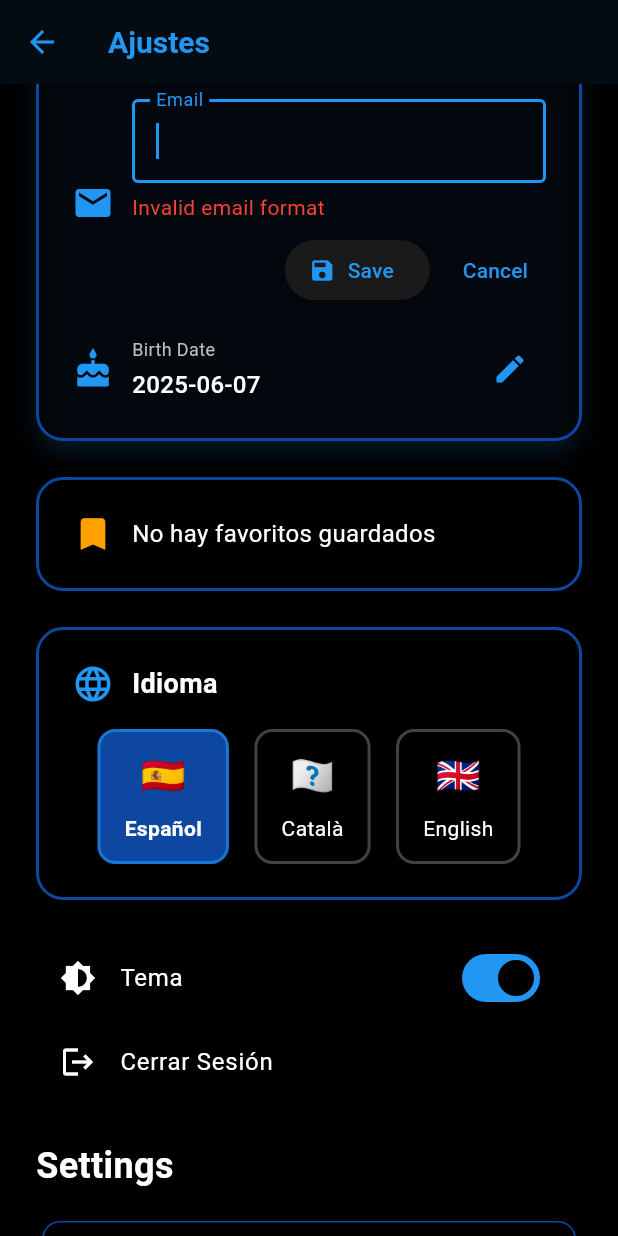
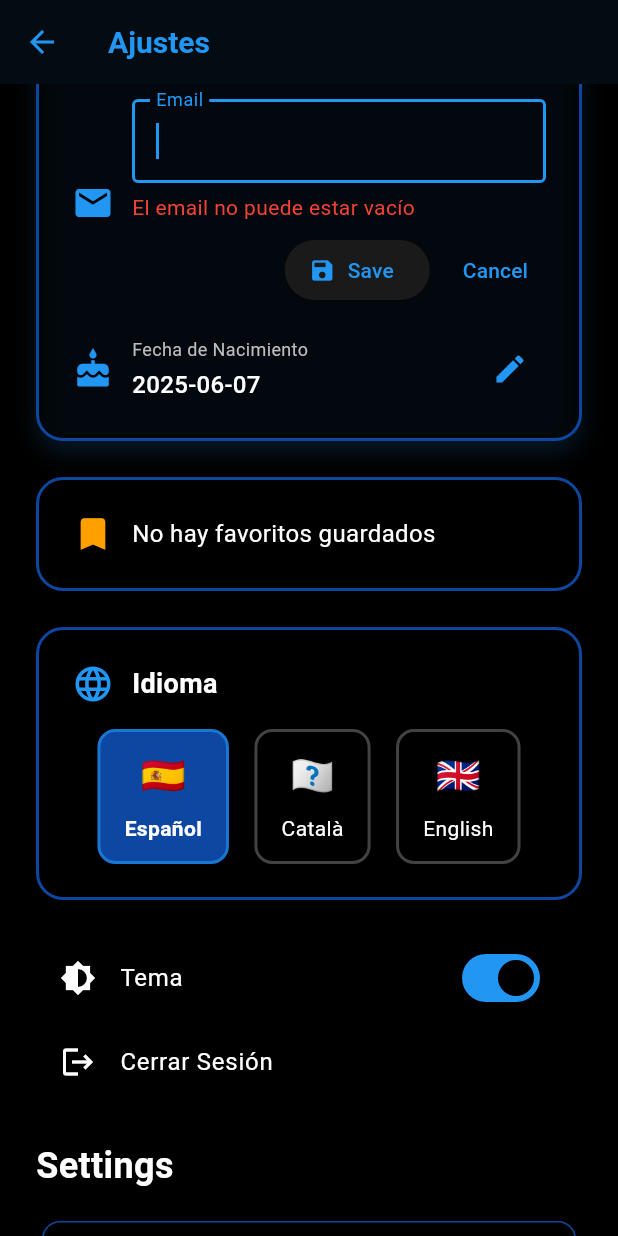
Before and after one commit to Djove73/Projecte2025-Chats, a Flutter app: the SettingsView screen opened directly with empty values, scrolled down 104 dp, after a tap on the "edit" icon, after a tap on "Save", on a phone screen of 412 x 824 dp. Run offline on Flutter 3.47's test engine with Material 3 defaults, Android fonts, the phone set to English and light mode, and no system bars; missing offline and left inert: mongo_dart; accounts and stored records are empty.

Commit message:
Fix: Fixed birth date update and improved data update process

```diff
--- a/lib/views/settings_view.dart
+++ b/lib/views/settings_view.dart
@@ -70,27 +70,40 @@ class _SettingsViewState extends State<SettingsView> {
   bool _validateFields() {
     final name = _nameController.text.trim();
     final email = _emailController.text.trim();
-    if (_editingField == 'name' && name.isEmpty) {
-      setState(() => _error = 'Name cannot be empty');
+
+    // Clear previous error
+    setState(() => _error = null);
+
+    // Validate based on the field being edited
+    switch (_editingField) {
+      case 'name':
+        if (name.isEmpty) {
+          setState(() => _error = 'El nombre no puede estar vacío');
           return false;
         }
-    final emailRegex = RegExp(r'^[^@\s]+@[^@\s]+\.[^@\s]+$');
-    if (_editingField == 'email' && !emailRegex.hasMatch(email)) {
-      setState(() => _error = 'Invalid email format');
+        break;
+      case 'email':
+        if (email.isEmpty) {
+          setState(() => _error = 'El email no puede estar vacío');
           return false;
         }
-    if (_editingField == 'birthDate' && _birthDate == null) {
-      setState(() => _error = 'Birth date is required');
+        if (!email.contains('@') || !email.contains('.')) {
+          setState(() => _error = 'Formato de email inválido');
           return false;
         }
-    if (_editingField == 'birthDate') {
+        break;
+      case 'birthDate':
+        if (_birthDate == null) {
+          setState(() => _error = 'La fecha de nacimiento es requerida');
+          return false;
+        }
         final minDate = DateTime.now().subtract(const Duration(days: 365 * 13));
         if (_birthDate!.isAfter(minDate)) {
-        setState(() => _error = 'You must be at least 13 years old');
+          setState(() => _error = 'Debes tener al menos 13 años');
           return false;
         }
+        break;
     }
-    setState(() => _error = null);
     return true;
   }
 
@@ -110,34 +123,77 @@ class _SettingsViewState extends State<SettingsView> {
 
   Future<void> _saveProfile() async {
     if (_user == null) return;
+
+    try {
       if (!_validateFields()) return;
+
       setState(() => _saving = true);
       final name = _nameController.text.trim();
       final email = _emailController.text.trim();
+      final currentEditingField = _editingField; // Guardamos el campo que se está editando
+
       final success = await _authService.updateUser(
         _user!.email,
-      name: _editingField == 'name' ? name : null,
-      newEmail: _editingField == 'email' ? email : null,
-      birthDate: _editingField == 'birthDate' ? _birthDate : null,
+        name: currentEditingField == 'name' ? name : null,
+        newEmail: currentEditingField == 'email' ? email : null,
+        birthDate: currentEditingField == 'birthDate' ? _birthDate : null,
       );
-    setState(() => _saving = false);
+
       if (success) {
-      ScaffoldMessenger.of(context).showSnackBar(
-        const SnackBar(content: Text('Profile updated!')),
-      );
+        // Update local user data
         setState(() {
           _user = User(
-          email: _editingField == 'email' ? email : _user!.email,
+            email: currentEditingField == 'email' ? email : _user!.email,
             password: _user!.password,
-          name: _editingField == 'name' ? name : _user!.name,
-          birthDate: _editingField == 'birthDate' ? _birthDate! : _user!.birthDate,
+            name: currentEditingField == 'name' ? name : _user!.name,
+            birthDate: currentEditingField == 'birthDate' ? _birthDate! : _user!.birthDate,
             acceptedTerms: _user!.acceptedTerms,
           );
           _editingField = null;
         });
+
+        // Show success message
+        String message = 'Datos actualizados: ';
+        if (currentEditingField == 'name') {
+          message += 'Nombre cambiado a $name';
+        } else if (currentEditingField == 'email') {
+          message += 'Email cambiado a $email';
+        } else if (currentEditingField == 'birthDate') {
+          message += 'Fecha de nacimiento cambiada a ${_birthDate!.year}-${_birthDate!.month.toString().padLeft(2, '0')}-${_birthDate!.day.toString().padLeft(2, '0')}';
+        }
+
+        if (mounted) {
+          ScaffoldMessenger.of(context).showSnackBar(
+            SnackBar(
+              content: Text(message),
+              backgroundColor: Colors.green,
+              duration: const Duration(seconds: 2),
+            ),
+          );
+        }
       } else {
+        if (mounted) {
           ScaffoldMessenger.of(context).showSnackBar(
-        const SnackBar(content: Text('Failed to update profile')),);
+            const SnackBar(
+              content: Text('No se pudieron actualizar los datos'),
+              backgroundColor: Colors.red,
+            ),
+          );
+        }
+      }
+    } catch (e) {
+      if (mounted) {
+        ScaffoldMessenger.of(context).showSnackBar(
+          SnackBar(
+            content: Text('Error: ${e.toString()}'),
+            backgroundColor: Colors.red,
+          ),
+        );
+      }
+    } finally {
+      if (mounted) {
+        setState(() => _saving = false);
+      }
     }
   }
 
@@ -340,13 +396,13 @@ class _SettingsViewState extends State<SettingsView> {
                       onTap: _pickBirthDate,
                       child: InputDecorator(
                         decoration: const InputDecoration(
-                          labelText: 'Birth Date',
+                          labelText: 'Fecha de Nacimiento',
                           border: OutlineInputBorder(),
                         ),
                         child: Text(
                           _birthDate != null
                               ? '${_birthDate!.year}-${_birthDate!.month.toString().padLeft(2, '0')}-${_birthDate!.day.toString().padLeft(2, '0')}'
-                              : 'Select date',
+                              : 'Seleccionar fecha',
                           style: TextStyle(
                             color: isDark ? Colors.white : Colors.black,
                             fontWeight: FontWeight.w500,
@@ -372,12 +428,12 @@ class _SettingsViewState extends State<SettingsView> {
                                   child: CircularProgressIndicator(strokeWidth: 2),
                                 )
                               : const Icon(Icons.save),
-                          label: const Text('Save'),
+                          label: const Text('Guardar'),
                         ),
                         const SizedBox(width: 10),
                         TextButton(
                           onPressed: _saving ? null : () => setState(() => _editingField = null),
-                          child: const Text('Cancel'),
+                          child: const Text('Cancelar'),
                         ),
                       ],
                     ),
@@ -390,7 +446,7 @@ class _SettingsViewState extends State<SettingsView> {
                         crossAxisAlignment: CrossAxisAlignment.start,
                         children: [
                           Text(
-                            'Birth Date',
+                            'Fecha de Nacimiento',
                             style: TextStyle(
                               color: isDark ? Colors.grey[400] : Colors.grey[600],
                               fontSize: 12,
@@ -422,7 +478,7 @@ class _SettingsViewState extends State<SettingsView> {
                         child: IconButton(
                           icon: const Icon(Icons.edit, color: Colors.blue),
                           onPressed: () => setState(() => _editingField = 'birthDate'),
-                          tooltip: 'Edit Birth Date',
+                          tooltip: 'Editar Fecha de Nacimiento',
                         ),
                       ),
                     ),
```
Lines whose indentation alone changed are shown as unchanged.
